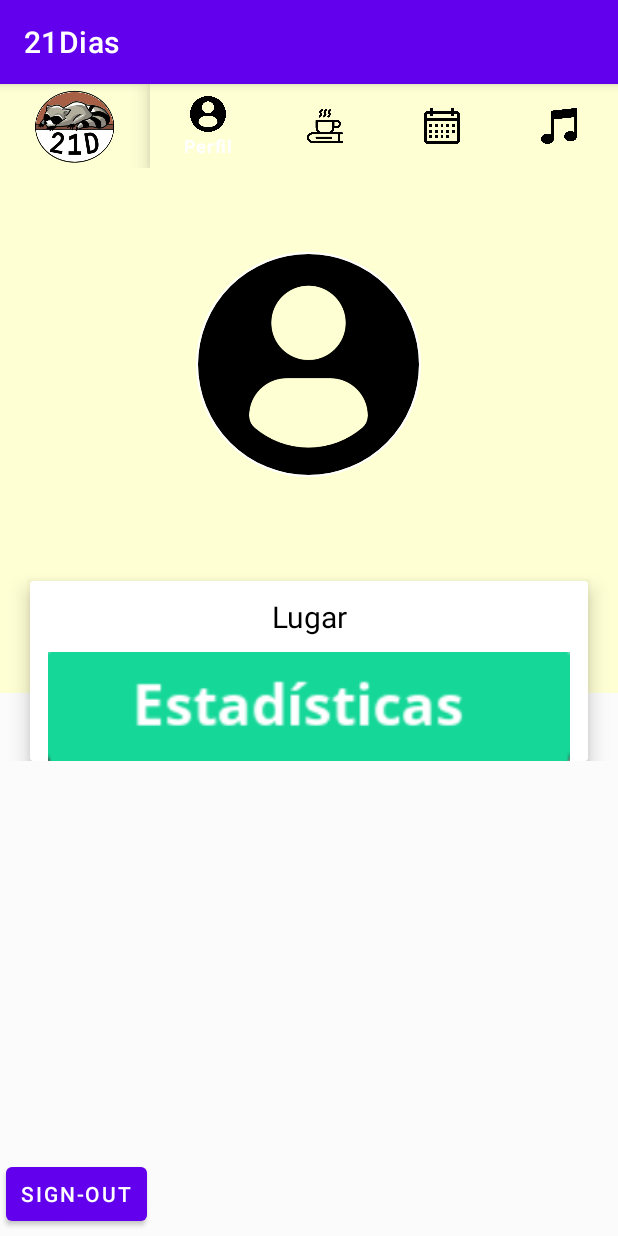
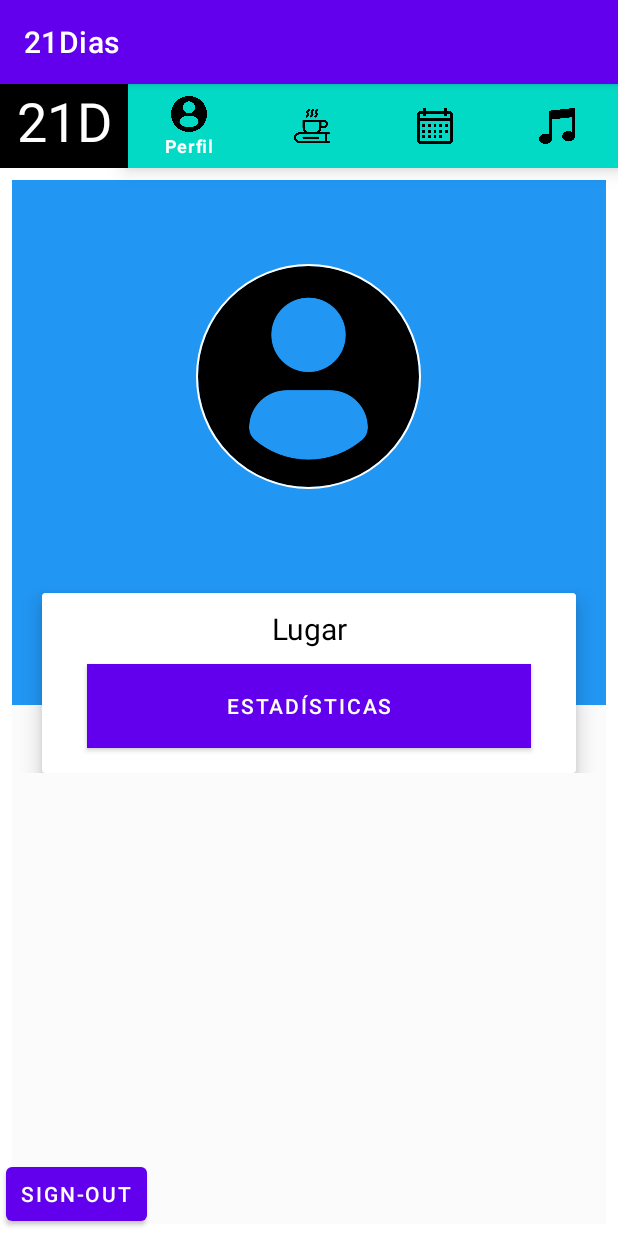
Before and after one commit to IvanHonc/21Days, an Android app: the screen it shows after launch once a user with an empty profile is signed in (MainActivity), on a phone screen of 412 x 824 dp. Run offline under Robolectric (Android 15) with nearby library versions, the light colour scheme and no system bars; our stand-ins replace CircleImageView, Firebase (no records; nobody signed in at launch, a user with empty details on screens opened directly); libraries missing offline, so code that uses them is left out: com.firebase.ui.

Commit message:
EmocionesColores

```diff
--- a/app/src/main/res/layout/activity_main.xml
+++ b/app/src/main/res/layout/activity_main.xml
@@ -6,44 +6,43 @@
     android:layout_height="match_parent"
     tools:context=".MainActivity">
 
-    <LinearLayout
-        android:id="@+id/linearLayout2"
+    <TextView
+        android:id="@+id/tvDaysUser"
+        android:layout_width="85dp"
+        android:layout_height="56dp"
+        android:background="@color/black"
+        android:text="21D"
+        android:textAlignment="center"
+        android:textColor="@color/white"
+        android:textSize="36sp"
+        app:layout_constraintLeft_toLeftOf="parent"
+        app:layout_constraintTop_toTopOf="parent" />
+
+    <com.google.android.material.bottomnavigation.BottomNavigationView
+        android:id="@+id/menuNavegacion"
         android:layout_width="0dp"
         android:layout_height="wrap_content"
-        android:orientation="horizontal"
-        app:layout_constraintBottom_toTopOf="@+id/contenedorFragmentos"
+        android:background="#FFFFFF"
+        app:itemBackground="@color/teal_200"
+        app:itemIconTint="@color/black"
+        app:itemTextColor="@color/white"
         app:layout_constraintEnd_toEndOf="parent"
-        app:layout_constraintStart_toStartOf="parent"
-        app:layout_constraintTop_toTopOf="parent">
-
-        <ImageView
-            android:id="@+id/imageView"
-            android:layout_width="100dp"
-            android:layout_height="match_parent"
-            android:background="#FEFFD3"
-            app:srcCompat="@drawable/logo21" />
-
-        <com.google.android.material.bottomnavigation.BottomNavigationView
-            android:id="@+id/menuNavegacion"
-            android:layout_width="wrap_content"
-            android:layout_height="wrap_content"
-            android:background="#FEFFD3"
-            app:itemBackground="#FEFFD3"
-            app:itemIconTint="@color/black"
-            app:itemTextColor="@color/white"
-            app:menu="@menu/menu_superior" />
-    </LinearLayout>
+        app:layout_constraintStart_toEndOf="@+id/tvDaysUser"
+        app:layout_constraintTop_toTopOf="parent"
+        app:menu="@menu/menu_superior" />
 
     <FrameLayout
         android:id="@+id/contenedorFragmentos"
         android:layout_width="0dp"
         android:layout_height="0dp"
+        android:layout_marginStart="8dp"
+        android:layout_marginTop="8dp"
+        android:layout_marginEnd="8dp"
+        android:layout_marginBottom="8dp"
         app:layout_constraintBottom_toBottomOf="parent"
         app:layout_constraintEnd_toEndOf="parent"
-        app:layout_constraintHorizontal_bias="0.0"
         app:layout_constraintStart_toStartOf="parent"
-        app:layout_constraintTop_toBottomOf="@+id/linearLayout2"
-        app:layout_constraintVertical_bias="0.0">
+        app:layout_constraintTop_toBottomOf="@+id/menuNavegacion">
 
     </FrameLayout>
 
--- a/app/src/main/res/layout/fragment_inic_perfil.xml
+++ b/app/src/main/res/layout/fragment_inic_perfil.xml
@@ -28,11 +28,10 @@
             <RelativeLayout
                 android:layout_width="match_parent"
                 android:layout_height="wrap_content">
-
                 <LinearLayout
+                    android:background="@color/prof_back"
                     android:layout_width="match_parent"
                     android:layout_height="350dp"
-                    android:background="#feffd3"
                     android:orientation="vertical">
 
                     <de.hdodenhof.circleimageview.CircleImageView
@@ -81,14 +80,19 @@
                             android:textColor="@color/black"
                             android:textSize="20sp" />
 
-                        <ImageButton
-                            android:id="@+id/btnestadisticas"
+                        <Button
+                            android:id="@+id/btnEstadisticas"
                             android:layout_width="match_parent"
                             android:layout_height="wrap_content"
-                            android:backgroundTint="@color/transparent"
+                            android:layout_marginLeft="30dp"
+                            android:layout_marginRight="30dp"
+                            android:layout_weight="1"
+                            android:background="#2196F3"
+                            android:backgroundTint="@color/prof_back"
                             android:onClick="cambiarPerfilFrag"
-                            android:scaleType="centerCrop"
-                            android:src="@drawable/imgbtnestadisticas" />
+                            android:text="Estadísticas"
+                            app:iconTint="#FFFFFF"
+                            app:rippleColor="@color/prof_back" />
 
                     </LinearLayout>
                 </androidx.cardview.widget.CardView>
```
Also changed, not shown: app/src/main/res/drawable/alegre.png, app/src/main/res/drawable/cansado.png, app/src/main/res/drawable/enfadado.png, app/src/main/res/drawable/imgbtnestadisticas.png (deleted), app/src/main/res/drawable/inspirado.png, app/src/main/res/drawable/triste.png.
